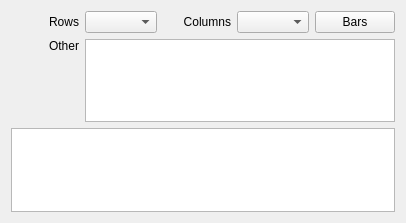
This is copasi/UI/CQArrayAnnotationsWidget.ui in copasi/COPASI as Qt 5 draws it before an edit. The edited form follows.
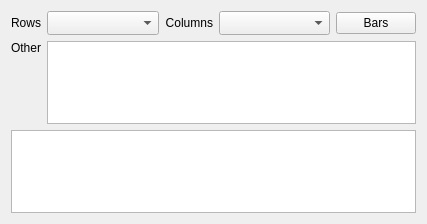
This is the edited form. Custom widgets are drawn as their Qt base class.

Commit message: Fixed problem with long vertical header content.

```diff
--- a/copasi/UI/CQArrayAnnotationsWidget.ui
+++ b/copasi/UI/CQArrayAnnotationsWidget.ui
@@ -20,8 +20,8 @@
    <rect>
     <x>0</x>
     <y>0</y>
-    <width>406</width>
-    <height>223</height>
+    <width>427</width>
+    <height>224</height>
    </rect>
   </property>
   <property name="windowTitle">
@@ -41,11 +41,14 @@
    <item row="0" column="1">
     <widget class="QComboBox" name="mpComboRows">
      <property name="sizePolicy">
-      <sizepolicy hsizetype="Preferred" vsizetype="Preferred">
+      <sizepolicy hsizetype="MinimumExpanding" vsizetype="Preferred">
        <horstretch>0</horstretch>
        <verstretch>0</verstretch>
       </sizepolicy>
      </property>
+     <property name="sizeAdjustPolicy">
+      <enum>QComboBox::AdjustToMinimumContentsLengthWithIcon</enum>
+     </property>
     </widget>
    </item>
    <item row="4" column="0">
@@ -94,6 +97,12 @@
       <property name="horizontalScrollMode">
        <enum>QAbstractItemView::ScrollPerPixel</enum>
       </property>
+      <attribute name="verticalHeaderVisible">
+       <bool>true</bool>
+      </attribute>
+      <attribute name="verticalHeaderMinimumSectionSize">
+       <number>17</number>
+      </attribute>
      </widget>
      <widget class="CQBarChart" name="mpPlot3d">
       <property name="sizePolicy">
@@ -118,11 +127,14 @@
    <item row="0" column="3">
     <widget class="QComboBox" name="mpComboColumns">
      <property name="sizePolicy">
-      <sizepolicy hsizetype="Preferred" vsizetype="Preferred">
+      <sizepolicy hsizetype="MinimumExpanding" vsizetype="Preferred">
        <horstretch>0</horstretch>
        <verstretch>0</verstretch>
       </sizepolicy>
      </property>
+     <property name="sizeAdjustPolicy">
+      <enum>QComboBox::AdjustToMinimumContentsLengthWithIcon</enum>
+     </property>
     </widget>
    </item>
    <item row="0" column="4">
```
Left out of the diff: 7 changed lines with no effect on the pictures. The commit also changes 1 other file.
